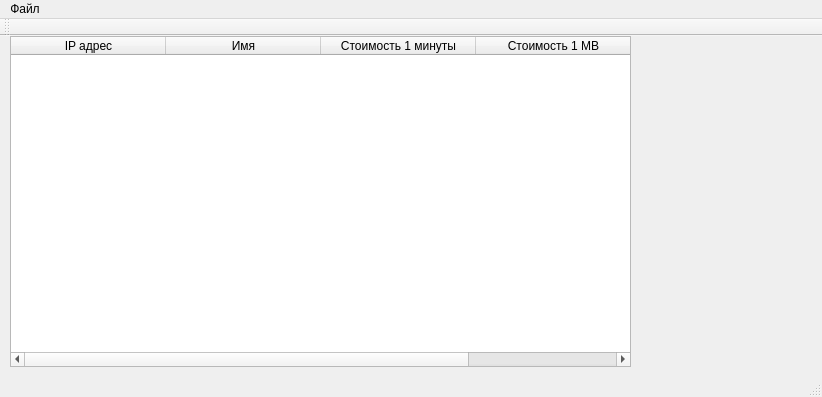
Old version of the form GuiApp/mainwindow.ui in the repository xakep666/OOP-Lab3_v22.
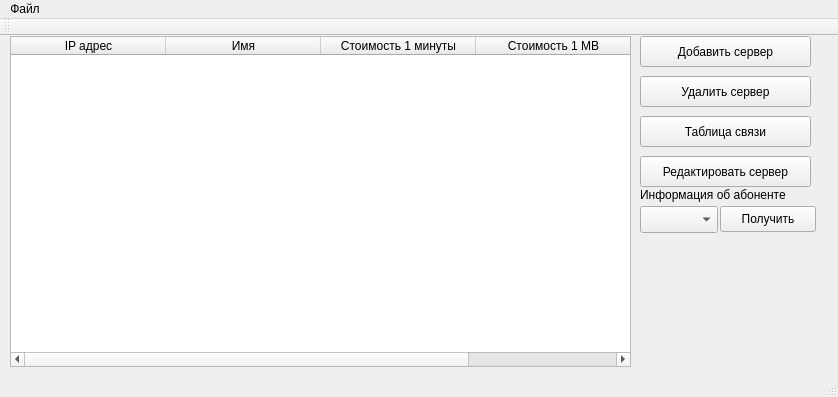
New version of the form. Custom widgets are drawn as their Qt base class.

```diff
--- a/GuiApp/mainwindow.ui
+++ b/GuiApp/mainwindow.ui
@@ -6,10 +6,16 @@
    <rect>
     <x>0</x>
     <y>0</y>
-    <width>822</width>
+    <width>838</width>
     <height>397</height>
    </rect>
   </property>
+  <property name="sizePolicy">
+   <sizepolicy hsizetype="Fixed" vsizetype="Fixed">
+    <horstretch>0</horstretch>
+    <verstretch>0</verstretch>
+   </sizepolicy>
+  </property>
   <property name="windowTitle">
    <string>MainWindow</string>
   </property>
@@ -59,17 +65,105 @@
      </property>
     </column>
    </widget>
+   <widget class="QPushButton" name="addserver">
+    <property name="geometry">
+     <rect>
+      <x>640</x>
+      <y>0</y>
+      <width>171</width>
+      <height>31</height>
+     </rect>
+    </property>
+    <property name="text">
+     <string>Добавить сервер</string>
+    </property>
+   </widget>
+   <widget class="QPushButton" name="removeServer">
+    <property name="geometry">
+     <rect>
+      <x>640</x>
+      <y>40</y>
+      <width>171</width>
+      <height>31</height>
+     </rect>
+    </property>
+    <property name="text">
+     <string>Удалить сервер</string>
+    </property>
+   </widget>
+   <widget class="QPushButton" name="linktableShow">
+    <property name="geometry">
+     <rect>
+      <x>640</x>
+      <y>80</y>
+      <width>171</width>
+      <height>31</height>
+     </rect>
+    </property>
+    <property name="text">
+     <string>Таблица связи</string>
+    </property>
+   </widget>
+   <widget class="QLabel" name="aboninfoLabel">
+    <property name="geometry">
+     <rect>
+      <x>640</x>
+      <y>150</y>
+      <width>191</width>
+      <height>17</height>
+     </rect>
+    </property>
+    <property name="text">
+     <string>Информация об абоненте</string>
+    </property>
+   </widget>
+   <widget class="AbonentList" name="abonentList">
+    <property name="geometry">
+     <rect>
+      <x>640</x>
+      <y>170</y>
+      <width>78</width>
+      <height>27</height>
+     </rect>
+    </property>
+   </widget>
+   <widget class="QPushButton" name="abonentInfo">
+    <property name="geometry">
+     <rect>
+      <x>720</x>
+      <y>170</y>
+      <width>96</width>
+      <height>26</height>
+     </rect>
+    </property>
+    <property name="text">
+     <string>Получить</string>
+    </property>
+   </widget>
+   <widget class="QPushButton" name="editServer">
+    <property name="geometry">
+     <rect>
+      <x>640</x>
+      <y>120</y>
+      <width>171</width>
+      <height>31</height>
+     </rect>
+    </property>
+    <property name="text">
+     <string>Редактировать сервер</string>
+    </property>
+   </widget>
   </widget>
   <widget class="QMenuBar" name="menuBar">
    <property name="geometry">
     <rect>
      <x>0</x>
      <y>0</y>
-     <width>822</width>
+     <width>838</width>
      <height>25</height>
     </rect>
    </property>
-   <widget class="FileMenu" name="filemenu">
+   <widget class="QMenu" name="filemenu">
     <property name="title">
      <string>Файл</string>
     </property>
@@ -125,9 +219,12 @@
    </slots>
   </customwidget>
   <customwidget>
-   <class>FileMenu</class>
-   <extends>QMenu</extends>
-   <header location="global">filemenu.h</header>
+   <class>AbonentList</class>
+   <extends>QComboBox</extends>
+   <header location="global">abonentlist.h</header>
+   <slots>
+    <slot>Update()</slot>
+   </slots>
   </customwidget>
  </customwidgets>
  <resources/>
```
Left out of the diff: 21 changed lines with no effect on the pictures.
